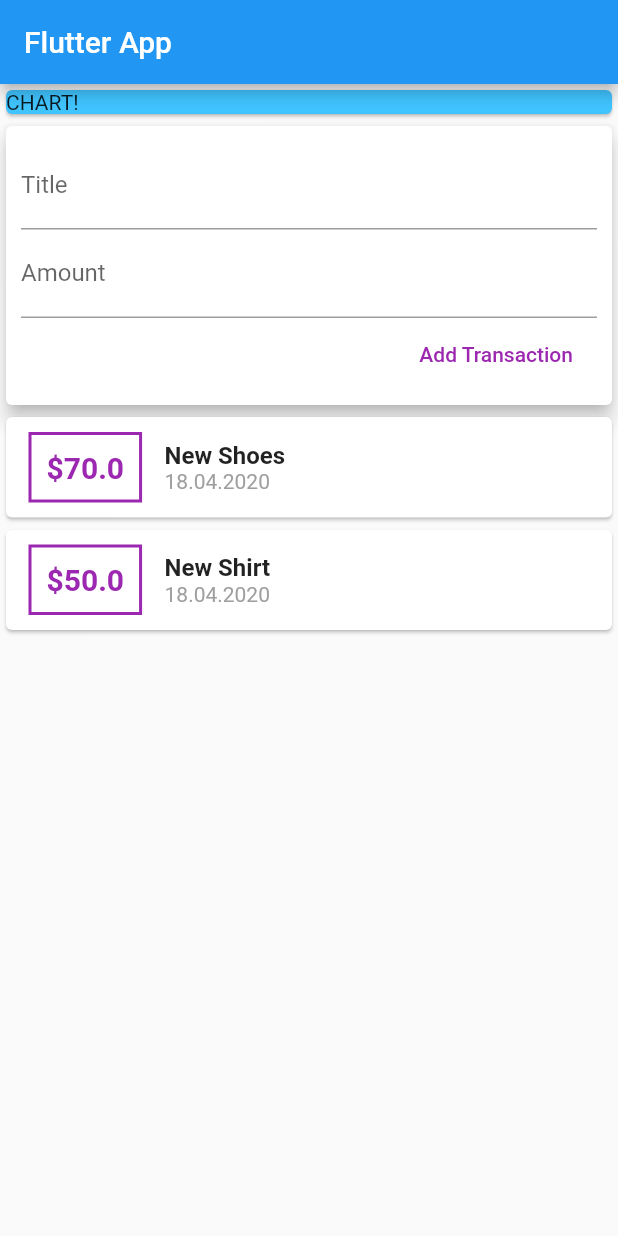
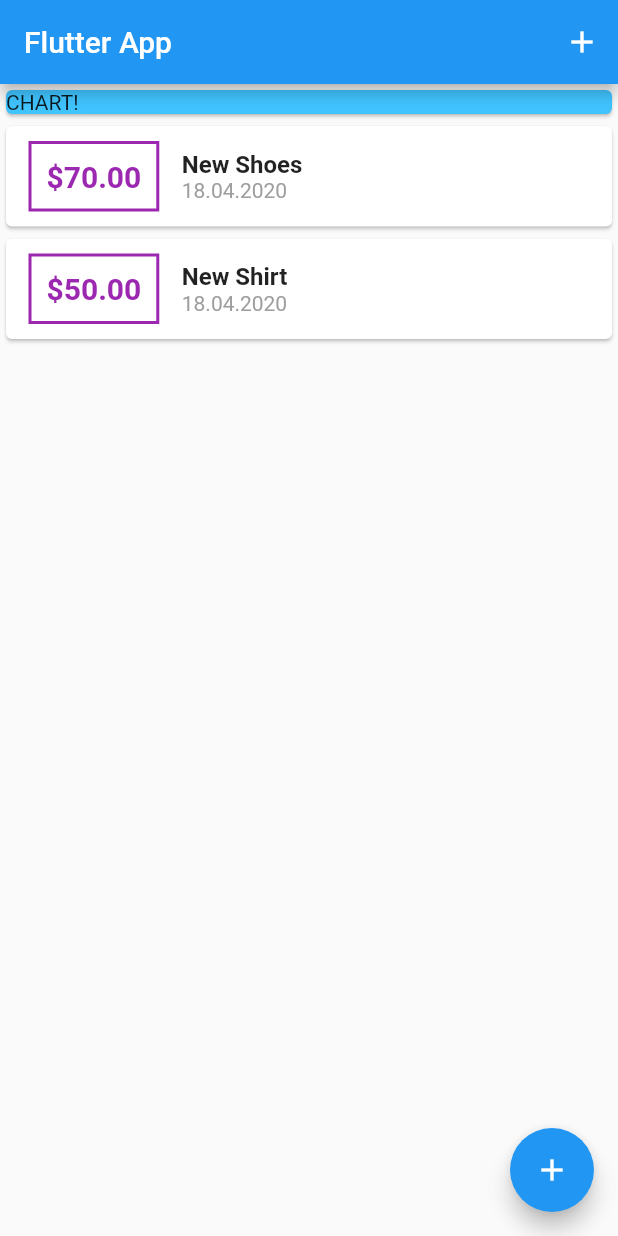
Before and after one commit to Linkonsq/Personal-Expenses, a Flutter app: the screen it shows after launch, on a phone screen of 412 x 824 dp. Run offline on Flutter 3.47's test engine with Material 2 defaults, Android fonts, the phone set to English and light mode, and no system bars.

Commit message:
Add FAB and MBS

```diff
--- a/lib/main.dart
+++ b/lib/main.dart
@@ -1,10 +1,11 @@
 import 'package:flutter/material.dart';
-import 'package:personalexpenses/widgets/user_transactions.dart';
+import 'package:personalexpenses/widgets/new_transaction.dart';
+import 'package:personalexpenses/widgets/transaction_list.dart';
+import 'models/transaction.dart';
 
 void main() => runApp(MyApp());
 
 class MyApp extends StatelessWidget {
-  // This widget is the root of your application.
   @override
   Widget build(BuildContext context) {
     return MaterialApp(
@@ -14,12 +15,60 @@ class MyApp extends StatelessWidget {
   }
 }
 
-class MyHomePage extends StatelessWidget {
+class MyHomePage extends StatefulWidget {
+  @override
+  _MyHomePageState createState() => _MyHomePageState();
+}
+
+class _MyHomePageState extends State<MyHomePage> {
+  final List<Transaction> _userTransactions = [
+    Transaction(
+      id: 't1',
+      title: 'New Shoes',
+      amount: 70,
+      date: DateTime.now(),
+    ),
+    Transaction(
+      id: 't2',
+      title: 'New Shirt',
+      amount: 50,
+      date: DateTime.now(),
+    )
+  ];
+
+  void _addNewTransaction(String txTitle, double txAmount) {
+    final newTx = Transaction(
+      title: txTitle,
+      amount: txAmount,
+      date: DateTime.now(),
+      id: DateTime.now().toString(),
+    );
+
+    setState(() {
+      _userTransactions.add(newTx);
+    });
+  }
+
+  void _startAddNewTransaction(BuildContext ctx) {
+    showModalBottomSheet(
+      context: ctx,
+      builder: (_) {
+        return NewTransaction(_addNewTransaction);
+      },
+    );
+  }
+
   @override
   Widget build(BuildContext context) {
     return Scaffold(
       appBar: AppBar(
         title: Text('Flutter App'),
+        actions: <Widget>[
+          IconButton(
+            icon: Icon(Icons.add),
+            onPressed: () => _startAddNewTransaction(context),
+          ),
+        ],
       ),
       body: SingleChildScrollView(
         child: Column(
@@ -32,9 +81,13 @@ class MyHomePage extends StatelessWidget {
                 child: Text('CHART!'),
               ),
             ),
-            UserTransactions(),
+            TransactionList(_userTransactions),
           ],
         ),
+      ),
+      floatingActionButton: FloatingActionButton(
+        child: Icon(Icons.add),
+        onPressed: () => _startAddNewTransaction(context),
       ),
     );
   }
--- a/lib/widgets/transaction_list.dart
+++ b/lib/widgets/transaction_list.dart
@@ -18,7 +18,7 @@ class TransactionList extends StatelessWidget {
               children: <Widget>[
                 Container(
                   child: Text(
-                    '\$${transactions[index].amount}',
+                    '\$${transactions[index].amount.toStringAsFixed(2)}',
                     style: TextStyle(
                       color: Colors.purple,
                       fontSize: 20,
--- a/lib/widgets/user_transactions.dart
+++ /dev/null
@@ -1,49 +0,0 @@
-import 'package:flutter/material.dart';
-import 'package:personalexpenses/widgets/new_transaction.dart';
-import 'package:personalexpenses/widgets/transaction_list.dart';
-import 'package:personalexpenses/models/transaction.dart';
-
-class UserTransactions extends StatefulWidget {
-  @override
-  _UserTransactionsState createState() => _UserTransactionsState();
-}
-
-class _UserTransactionsState extends State<UserTransactions> {
-  final List<Transaction> _userTransactions = [
-    Transaction(
-      id: 't1',
-      title: 'New Shoes',
-      amount: 70,
-      date: DateTime.now(),
-    ),
-    Transaction(
-      id: 't2',
-      title: 'New Shirt',
-      amount: 50,
-      date: DateTime.now(),
-    )
-  ];
-
-  void _addNewTransaction(String txTitle, double txAmount) {
-    final newTx = Transaction(
-      title: txTitle,
-      amount: txAmount,
-      date: DateTime.now(),
-      id: DateTime.now().toString(),
-    );
-
-    setState(() {
-      _userTransactions.add(newTx);
-    });
-  }
-
-  @override
-  Widget build(BuildContext context) {
-    return Column(
-      children: <Widget>[
-        NewTransaction(_addNewTransaction),
-        TransactionList(_userTransactions),
-      ],
-    );
-  }
-}
```
Also changed, not shown: lib/widgets/new_transaction.dart (+25 -8 lines).
